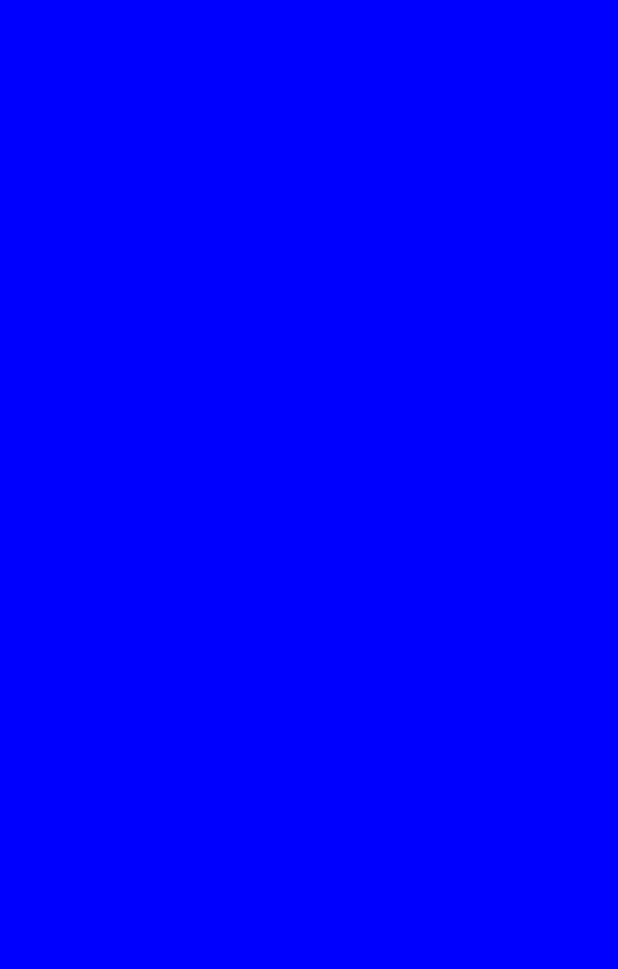
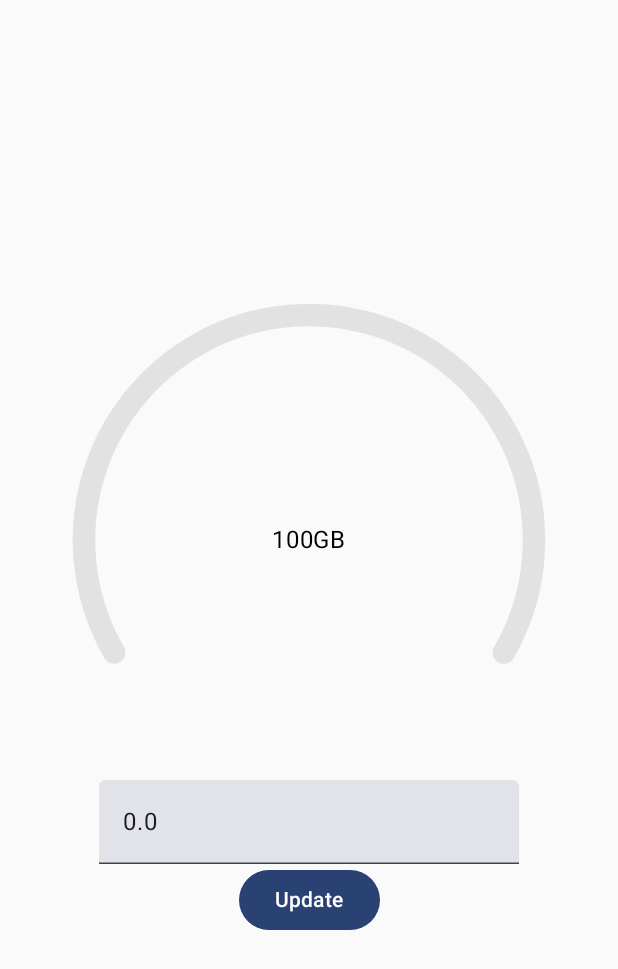
Before and after one commit to diptodev/Jetpack-Canvas, an Android app built with Jetpack Compose: the screen it shows after launch (MainActivity), on a phone screen of 412 x 824 dp. Before the commit the part shown is empty. Shown: the top 969 px of the screen. Run offline under Robolectric (Android 15) with nearby library versions, the phone set to English and light mode, and no system bars.

```diff
--- a/app/build.gradle
+++ b/app/build.gradle
@@ -57,6 +57,7 @@ dependencies {
     implementation 'androidx.compose.ui:ui-graphics'
     implementation 'androidx.compose.ui:ui-tooling-preview'
     implementation 'androidx.compose.material3:material3'
+    implementation project(path: ':app:mylibrary')
     testImplementation 'junit:junit:4.13.2'
     androidTestImplementation 'androidx.test.ext:junit:1.1.5'
     androidTestImplementation 'androidx.test.espresso:espresso-core:3.5.1'
--- /dev/null
+++ b/app/mylibrary/src/main/AndroidManifest.xml
@@ -0,0 +1,4 @@
+<?xml version="1.0" encoding="utf-8"?>
+<manifest xmlns:android="http://schemas.android.com/apk/res/android">
+
+</manifest>
--- a/app/src/main/java/com/excitedbroltd/jetpackcanvas/MainActivity.kt
+++ b/app/src/main/java/com/excitedbroltd/jetpackcanvas/MainActivity.kt
@@ -3,41 +3,138 @@ package com.excitedbroltd.jetpackcanvas
 import android.os.Bundle
 import androidx.activity.ComponentActivity
 import androidx.activity.compose.setContent
-import androidx.compose.foundation.layout.fillMaxSize
-import androidx.compose.material3.Surface
+import androidx.compose.animation.core.animateFloatAsState
+import androidx.compose.animation.core.tween
+import androidx.compose.foundation.layout.Arrangement
+import androidx.compose.foundation.layout.Box
+import androidx.compose.foundation.layout.Column
+import androidx.compose.foundation.layout.fillMaxHeight
+import androidx.compose.foundation.layout.fillMaxWidth
+import androidx.compose.foundation.layout.padding
+import androidx.compose.foundation.layout.size
+import androidx.compose.foundation.text.KeyboardOptions
+import androidx.compose.material3.Button
+import androidx.compose.material3.ExperimentalMaterial3Api
+import androidx.compose.material3.Text
+import androidx.compose.material3.TextField
 import androidx.compose.runtime.Composable
+import androidx.compose.runtime.getValue
+import androidx.compose.runtime.mutableStateOf
+import androidx.compose.runtime.remember
+import androidx.compose.runtime.setValue
+import androidx.compose.ui.Alignment
 import androidx.compose.ui.Modifier
+import androidx.compose.ui.draw.drawBehind
 import androidx.compose.ui.graphics.Color
+import androidx.compose.ui.graphics.StrokeCap
+import androidx.compose.ui.graphics.drawscope.Stroke
+import androidx.compose.ui.text.input.KeyboardType
 import androidx.compose.ui.tooling.preview.Preview
+import androidx.compose.ui.unit.dp
 import com.excitedbroltd.jetpackcanvas.ui.theme.JetpackCanvasTheme
 
 class MainActivity : ComponentActivity() {
+    @OptIn(ExperimentalMaterial3Api::class)
     override fun onCreate(savedInstanceState: Bundle?) {
         super.onCreate(savedInstanceState)
         setContent {
             JetpackCanvasTheme {
                 // A surface container using the 'background' color from the theme
-                Surface(
-                    modifier = Modifier.fillMaxSize(),
-                    color = Color.Blue
+                var text by remember {
+                    mutableStateOf("100GB")
+                }
+                var progressValue by remember {
+                    mutableStateOf(0f)
+                }
+                Column(
+                    Modifier
+                        .fillMaxWidth()
+                        .fillMaxHeight(),
+                    horizontalAlignment = Alignment.CenterHorizontally,
+                    verticalArrangement = Arrangement.Center
                 ) {
-                    waveCanvas()
+
+                    waveCanvas(
+                        text = text,
+                        progressValue = progressValue,
+                        maximumProgress = 80f,
+                        animationDuration = 500
+                    )
+                    TextField(
+                        value = "$progressValue",
+                        keyboardOptions = KeyboardOptions.Default.copy(keyboardType = KeyboardType.Number),
+                        onValueChange = {
+                            progressValue = it.toFloat()
+                        })
+                    Button(onClick = { }) {
+                        Text(text = "Update")
+                    }
                 }
+
             }
         }
 
 
     }
 
+
     @Composable
-    fun waveCanvas() {
+    @Preview(showBackground = true)
+    fun previewWaveCanvas() {
+        waveCanvas(text = "100 GB")
+    }
+
+
+    @Composable
+    private fun waveCanvas(
+        startAngle: Float = 150f,
+        sweepAngle: Float = 240f,
+        progressValue: Float = 0f,
+        progressbarWidth: Int = 15,
+        maximumProgress: Float = 100f,
+        strokeCap: StrokeCap = StrokeCap.Round,
+        secondaryColor: Color = Color.LightGray.copy(alpha = 0.5f),
+        primaryColor: Color = Color.Blue.copy(alpha = 0.8f),
+        modifier: Modifier = Modifier
+            .padding(10.dp)
+            .size(300.dp),
+        useCenter: Boolean = false,
+        text: String = "0 GB",
+        textModifier: Modifier = Modifier.padding(10.dp),
+        animationDuration: Int = 1000
+    ) {
+        var existingValue by remember {
+            mutableStateOf(0f)
+        }
+        if (progressValue < maximumProgress) existingValue = progressValue
+        var progressValue = if (progressValue < maximumProgress) progressValue else existingValue
+        val animate by animateFloatAsState(
+            targetValue = (progressValue / 100) * 240 * (100 / maximumProgress),
+            animationSpec = tween(animationDuration)
+        )
+        Box(
+            contentAlignment = Alignment.Center,
+            modifier = modifier
+                .drawBehind {
+                    drawArc(
+                        startAngle = startAngle,
+                        sweepAngle = sweepAngle,
+                        useCenter = useCenter,
+                        color = secondaryColor,
+                        style = Stroke(width = progressbarWidth.dp.toPx(), cap = strokeCap),
+                    )
+                    drawArc(
+                        startAngle = startAngle,
+                        sweepAngle = animate,
+                        useCenter = useCenter,
+                        color = primaryColor,
+                        style = Stroke(width = progressbarWidth.dp.toPx(), cap = strokeCap),
+                    )
+
+                }) {
+            Text(text = text, modifier = textModifier)
+        }
 
     }
 
-    @Composable
-    @Preview(showBackground = true, showSystemUi = true)
-    fun previewWaveCanvas() {
-        waveCanvas()
-    }
-
 }
--- a/settings.gradle
+++ b/settings.gradle
@@ -14,3 +14,4 @@ dependencyResolutionManagement {
 }
 rootProject.name = "Jetpack Canvas"
 include ':app'
+include ':app:mylibrary'
```
Also changed, not shown: app/mylibrary/build.gradle (added, +50 -0 lines), app/mylibrary/src/main/java/com/excitedbroltd/mylibrary/MyProgressBar.kt (added, +61 -0 lines), 5 other files.
